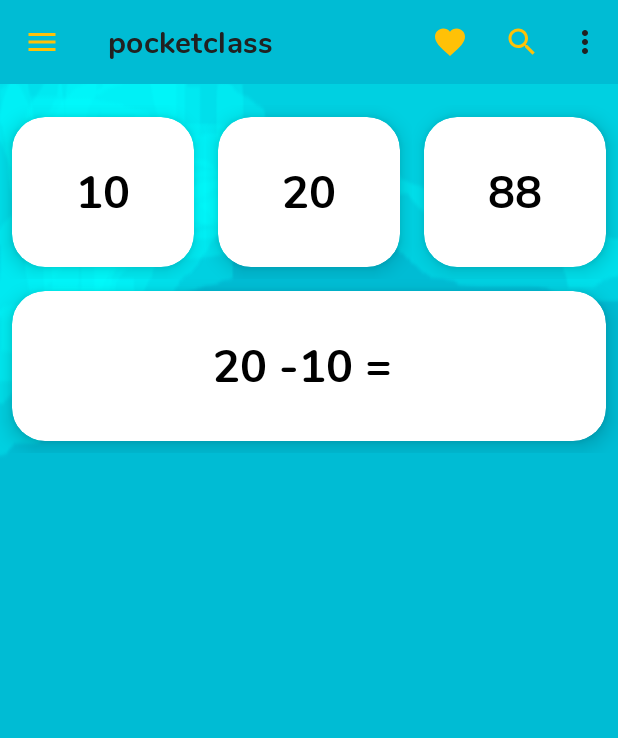
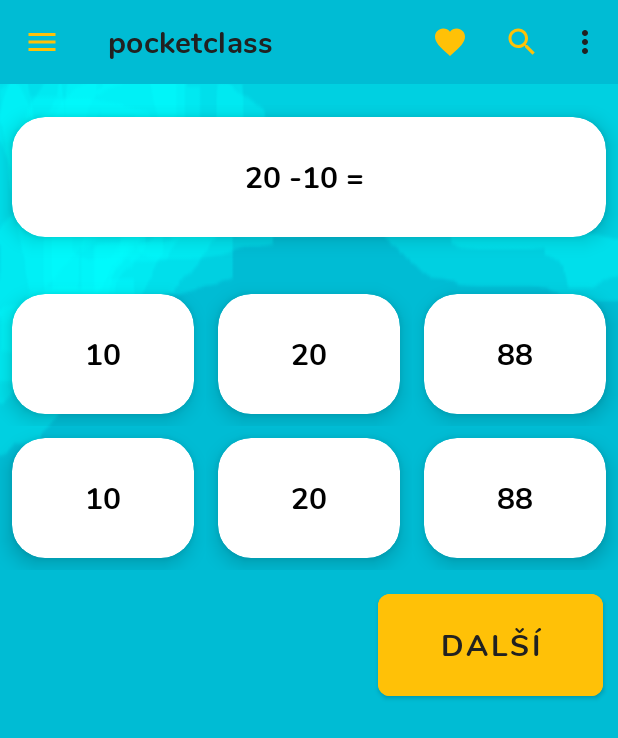
Before and after one commit to vincentstanislav/pocketclass, an Android app: the MathMultiplication screen opened directly, with no data from a screen before it, on a phone screen of 412 x 824 dp. Shown: the top 738 px of the screen. Run offline under Robolectric (Android 15) with nearby library versions, the phone set to English and light mode, and no system bars.

Commit message:
math layout, new class

```diff
--- a/app/src/main/res/layout/activity_math_multiplication.xml
+++ b/app/src/main/res/layout/activity_math_multiplication.xml
@@ -1,5 +1,5 @@
 <?xml version="1.0" encoding="utf-8"?>
-<LinearLayout xmlns:android="http://schemas.android.com/apk/res/android"
+<RelativeLayout xmlns:android="http://schemas.android.com/apk/res/android"
     xmlns:app="http://schemas.android.com/apk/res-auto"
     xmlns:tools="http://schemas.android.com/tools"
     android:layout_width="match_parent"
@@ -8,7 +8,7 @@
     tools:context=".MathMultiplication">
 
 
-    <androidx.coordinatorlayout.widget.CoordinatorLayout
+    <RelativeLayout
         android:layout_width="match_parent"
         android:layout_height="wrap_content"
         android:id="@+id/appbar_layout">
@@ -35,18 +35,47 @@
             android:layout_width="match_parent"
             android:layout_height="wrap_content"
             android:columnCount="3"
-            android:rowCount="2"
+            android:rowCount="3"
             android:layout_marginTop="70dp"
             android:orientation="horizontal">
 
+            <com.google.android.material.card.MaterialCardView
+                android:id="@+id/card"
+                android:layout_width="match_parent"
+                android:layout_height="80dp"
+                android:layout_margin="8dp"
+                app:cardCornerRadius="22dp"
+                app:cardElevation="8dp"
+                android:layout_marginBottom="30dp"
+                android:layout_columnSpan="3">
+
+                <LinearLayout
+                    android:layout_width="match_parent"
+                    android:layout_height="match_parent"
+                    android:orientation="vertical">
+
+                    <!-- Title, secondary and supporting text -->
+                    <TextView
+                        android:layout_width="363dp"
+                        android:layout_height="match_parent"
+                        android:layout_gravity="center"
+                        android:gravity="center"
+                        android:text="20 -10 = "
+                        android:textColor="@android:color/black"
+                        android:textSize="20dp" />
+                </LinearLayout>
+
+            </com.google.android.material.card.MaterialCardView>
             <LinearLayout
                 android:layout_width="0dp"
                 android:layout_height="match_parent"
                 android:layout_columnWeight="1">
+
+
                 <com.google.android.material.card.MaterialCardView
                     android:id="@+id/card1"
                     android:layout_width="match_parent"
-                    android:layout_height="100dp"
+                    android:layout_height="80dp"
                     android:layout_margin="8dp"
                     app:cardCornerRadius="22dp"
                     app:cardElevation="8dp">
@@ -64,7 +93,7 @@
                             android:gravity="center"
                             android:text="10"
                             android:textColor="@android:color/black"
-                            android:textSize="30dp" />
+                            android:textSize="20dp" />
                     </LinearLayout>
 
                 </com.google.android.material.card.MaterialCardView>
@@ -77,7 +106,7 @@
                 <com.google.android.material.card.MaterialCardView
                     android:id="@+id/card2"
                     android:layout_width="match_parent"
-                    android:layout_height="100dp"
+                    android:layout_height="80dp"
                     android:layout_margin="8dp"
                     app:cardCornerRadius="22dp"
                     app:cardElevation="8dp">
@@ -95,7 +124,7 @@
                             android:gravity="center"
                             android:text="20"
                             android:textColor="@android:color/black"
-                            android:textSize="30dp" />
+                            android:textSize="20dp" />
                     </LinearLayout>
 
                 </com.google.android.material.card.MaterialCardView>
@@ -108,7 +137,7 @@
                 <com.google.android.material.card.MaterialCardView
                     android:id="@+id/card3"
                     android:layout_width="match_parent"
-                    android:layout_height="100dp"
+                    android:layout_height="80dp"
                     android:layout_margin="8dp"
                     app:cardCornerRadius="22dp"
                     app:cardElevation="8dp">
@@ -126,20 +155,25 @@
                             android:gravity="center"
                             android:text="88"
                             android:textColor="@android:color/black"
-                            android:textSize="30dp" />
+                            android:textSize="20dp" />
                     </LinearLayout>
 
                 </com.google.android.material.card.MaterialCardView>
             </LinearLayout>
 
+            <LinearLayout
+                android:layout_width="0dp"
+                android:layout_height="match_parent"
+                android:layout_columnWeight="1">
+
+
                 <com.google.android.material.card.MaterialCardView
-                    android:id="@+id/card"
+                    android:id="@+id/card1"
                     android:layout_width="match_parent"
-                    android:layout_height="100dp"
+                    android:layout_height="80dp"
                     android:layout_margin="8dp"
                     app:cardCornerRadius="22dp"
-                    app:cardElevation="8dp"
-                    android:layout_columnSpan="3">
+                    app:cardElevation="8dp">
 
                     <LinearLayout
                         android:layout_width="match_parent"
@@ -152,17 +186,90 @@
                             android:layout_height="match_parent"
                             android:layout_gravity="center"
                             android:gravity="center"
-                            android:text="20 -10 = "
+                            android:text="10"
                             android:textColor="@android:color/black"
-                            android:textSize="30dp" />
+                            android:textSize="20dp" />
                     </LinearLayout>
 
                 </com.google.android.material.card.MaterialCardView>
+            </LinearLayout>
 
+            <LinearLayout
+                android:layout_width="0dp"
+                android:layout_height="match_parent"
+                android:layout_columnWeight="1">
+                <com.google.android.material.card.MaterialCardView
+                    android:id="@+id/card2"
+                    android:layout_width="match_parent"
+                    android:layout_height="80dp"
+                    android:layout_margin="8dp"
+                    app:cardCornerRadius="22dp"
+                    app:cardElevation="8dp">
+
+                    <LinearLayout
+                        android:layout_width="match_parent"
+                        android:layout_height="match_parent"
+                        android:orientation="vertical">
+
+                        <!-- Title, secondary and supporting text -->
+                        <TextView
+                            android:layout_width="363dp"
+                            android:layout_height="match_parent"
+                            android:layout_gravity="center"
+                            android:gravity="center"
+                            android:text="20"
+                            android:textColor="@android:color/black"
+                            android:textSize="20dp" />
+                    </LinearLayout>
+
+                </com.google.android.material.card.MaterialCardView>
+            </LinearLayout>
+
+            <LinearLayout
+                android:layout_width="0dp"
+                android:layout_height="match_parent"
+                android:layout_columnWeight="1">
+                <com.google.android.material.card.MaterialCardView
+                    android:id="@+id/card3"
+                    android:layout_width="match_parent"
+                    android:layout_height="80dp"
+                    android:layout_margin="8dp"
+                    app:cardCornerRadius="22dp"
+                    app:cardElevation="8dp">
+
+                    <LinearLayout
+                        android:layout_width="match_parent"
+                        android:layout_height="match_parent"
+                        android:orientation="vertical">
+
+                        <!-- Title, secondary and supporting text -->
+                        <TextView
+                            android:layout_width="363dp"
+                            android:layout_height="match_parent"
+                            android:layout_gravity="center"
+                            android:gravity="center"
+                            android:text="88"
+                            android:textColor="@android:color/black"
+                            android:textSize="20dp" />
+                    </LinearLayout>
+
+                </com.google.android.material.card.MaterialCardView>
+            </LinearLayout>
 
         </GridLayout>
 
-    </androidx.coordinatorlayout.widget.CoordinatorLayout>
+        <Button
+            android:id="@+id/textButton"
+            android:layout_width="150dp"
+            android:layout_height="80dp"
+            android:text="Další"
+            android:layout_below="@id/GridLayout1"
+            android:layout_alignEnd="@id/GridLayout1"
+            android:backgroundTint="@color/accent"
+            android:layout_margin="10dp"
+            android:textSize="20dp"
+            />
 
+    </RelativeLayout>
 
-</LinearLayout>
+</RelativeLayout>
--- a/app/src/main/res/values/styles.xml
+++ b/app/src/main/res/values/styles.xml
@@ -12,7 +12,6 @@
         <item name="colorControlNormal">#FFFFFF</item>
         <item name="colorOnBackground">#212121</item>
         <item name="android:navigationBarColor">@color/primary</item>
-
 
         <item name="fontFamily">@font/app_font</item>
         <item name="android:fontFamily">@font/app_font</item>
```
Also changed, not shown: app/src/main/java/com/gloxeer/pocketclass/MathMultiplicationRandomSix.java (added, +89 -0 lines).
